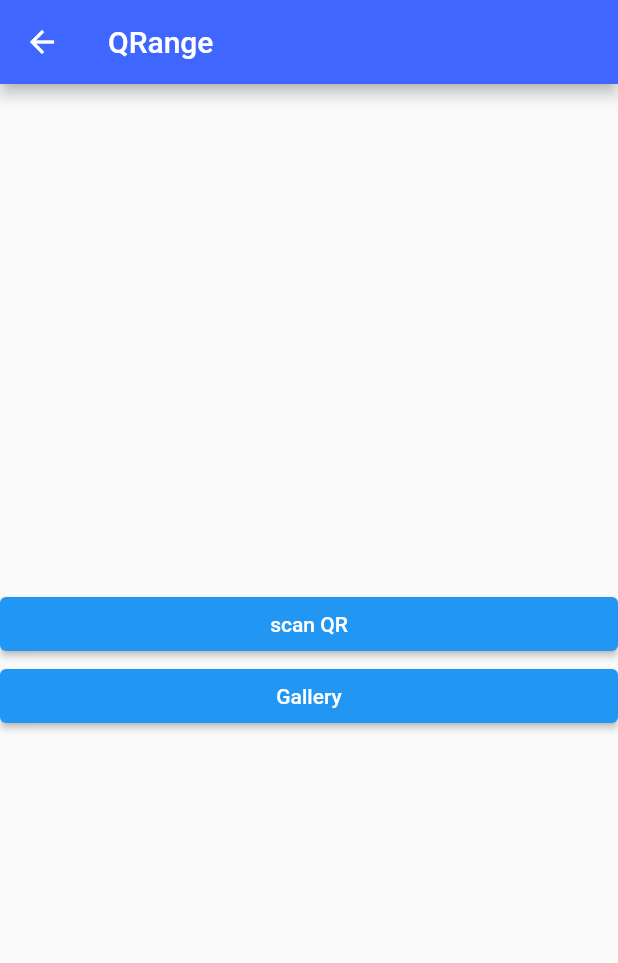
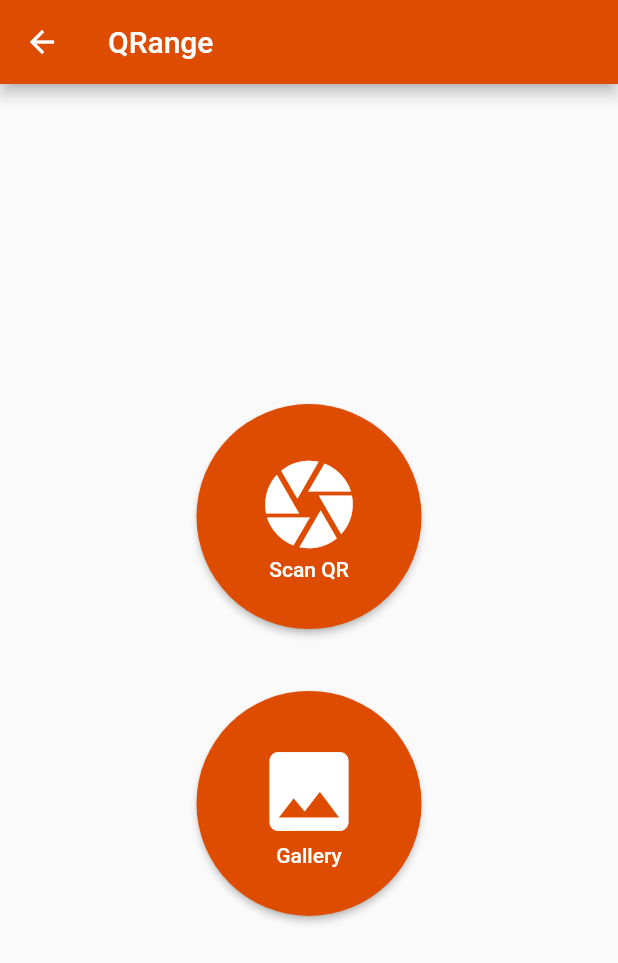
Before and after one commit to OrangeDigiSolutions-ODS/QRCode, a Flutter app: the ScanPage screen opened by its route, after a tap on "Gallery", on a phone screen of 412 x 824 dp. Shown: the top 963 px of the screen. Run offline on Flutter 3.47's test engine with Material 2 defaults, Android fonts, the phone set to English and light mode, and no system bars; our stand-ins replace carousel_slider, cloud_firestore, file_picker, firebase_core, firebase_storage, qr_flutter and 5 more; missing offline and left inert: auto_size_text_pk, barcode_scan2, images_picker, scan, syncfusion_flutter_pdfviewer, universal_html; accounts and stored records are empty; network calls fail; project files that could hold a hidden picture were left out.

Commit message:
add scan button icons

```diff
--- a/lib/colors/colorcode.dart
+++ b/lib/colors/colorcode.dart
@@ -3,14 +3,14 @@ import "package:flutter/material.dart";
 
 class ColorCode {
   ColorCode._();
-  // static Color orange = const Color(0xffDD4C00);
-  // static Color grey = const Color(0xff424242);
-  // static Color lightgrey = const Color(0xffd7dbde);
-  // static Color black = Colors.black;
+  static Color orange = const Color(0xffDD4C00);
+  static Color grey = const Color(0xff424242);
+  static Color lightgrey = const Color(0xffd7dbde);
+  static Color black = Colors.black;
+  static Color white = Colors.white;
+  // static Color orange = const Color(0xff3F66FF);
+  // static Color grey = const Color(0xff201568);
+  // static Color lightgrey = const Color(0xffBEE1FF);
+  // static Color black = const Color(0xff201568);
   // static Color white = Colors.white;
-  static Color orange = const Color(0xff3F66FF);
-  static Color grey = const Color(0xff201568);
-  static Color lightgrey = const Color(0xffBEE1FF);
-  static Color black = const Color(0xff201568);
-  static Color white = Colors.white;
 }
--- a/lib/qrviewer/qr.dart
+++ b/lib/qrviewer/qr.dart
@@ -120,14 +120,19 @@ class _QRPageState extends State<QRPage> {
                   children: <Widget>[
                     ElevatedButton(
                       onPressed: () async {
+                        try {
                           final RenderRepaintBoundary boundary =
                               _globalKey.currentContext!.findRenderObject()!
                                   as RenderRepaintBoundary;
-                        final ui.Image image1 = await boundary.toImage();
+                          final ui.Image image1 = await boundary.toImage(pixelRatio: ui.window.devicePixelRatio);
                           final ByteData? byteData = await image1.toByteData(
                               format: ui.ImageByteFormat.png);
                           pngBytes = byteData!.buffer.asUint8List();
                           debugPrint(widget.url);
+                        // ignore: avoid_catches_without_on_clauses
+                        } catch (e) {
+                          debugPrint("hello");
+                        }
                         if (kIsWeb) {
                           html.Blob(
                               <dynamic>[base64Encode(pngBytes!)], "image/png");
--- a/lib/qrviewer/qrviewpdf1.dart
+++ b/lib/qrviewer/qrviewpdf1.dart
@@ -37,11 +37,16 @@ class _ViewQRPDFState extends State<ViewQRPDF> {
   }
 
   @override
-  Widget build(BuildContext context) => Builder(builder: (_) {
-        if (ssc != null) {
-          return SfPdfViewer.file(ssc!);
-        }
-        return const Center(child: CircularProgressIndicator());
-      });
+  Widget build(BuildContext context) => Scaffold(
+        appBar: AppBar(
+          title: const Text("PDF Viewer"),
+        ),
+        body: Builder(builder: (_) {
+          if (ssc != null) {
+            return SfPdfViewer.file(ssc!);
+          }
+          return const Center(child: CircularProgressIndicator());
+        }),
+      );
   // Container(child: SfPdfViewer.file(ssc!));
 }
--- a/lib/screen/scanpage.dart
+++ b/lib/screen/scanpage.dart
@@ -5,6 +5,7 @@ import "package:flutter/material.dart";
 import "package:images_picker/images_picker.dart";
 import "package:scan/scan.dart";
 import "package:url_launcher/url_launcher.dart";
+import "/colors/colorcode.dart";
 import "/qrviewer/qrviewimage.dart";
 import "/qrviewer/qrviewpdf1.dart";
 
@@ -53,20 +54,58 @@ class _ScanPageState extends State<ScanPage> {
         child: ListView(
           shrinkWrap: true,
           children: <Widget>[
-            ElevatedButton(onPressed: _scan, child: const Text("scan QR")),
+            // ClipRRect(
+            //   borderRadius: BorderRadius.circular(120),
+            //   child: SizedBox(
+            //     width: 10,
+            //     height: 150,
+            //     child: ElevatedButton.icon(
+            //       icon: const Icon(
+            //         Icons.camera,
+            //         size: 40,
+            //       ),
+            //       label: const Text(
+            //         'Scan QR',
+            //         style: TextStyle(fontSize: 25),
+            //       ),
+            //       onPressed: _scan,
+            //     ),
+            //   ),
+            // ),
             ElevatedButton(
-                onPressed: () async {
-                  final List<Media>? res = await ImagesPicker.pick();
-                  if (res != null) {
-                    final String? str = await Scan.parse(res[0].path);
-                    if (str != null) {
-                      setState(() {
-                        scanr = str;
-                      });
-                    }
-                  }
-                },
-                child: const Text("Gallery")),
+                onPressed: _scan,
+                style: ElevatedButton.styleFrom(
+                    shape: const CircleBorder(), primary: ColorCode.orange),
+                child: Container(
+                  width: 150,
+                  height: 150,
+                  alignment: Alignment.center,
+                  decoration: const BoxDecoration(shape: BoxShape.circle),
+                  child: Column(
+                    mainAxisAlignment: MainAxisAlignment.center,
+                    children: const <Widget>[
+                      Icon(
+                        Icons.camera,
+                        size: 70,
+                      ),
+                      Text("Scan QR"),
+                    ],
+                  ),
+                )),
+
+            // ElevatedButton(
+            //     onPressed: () async {
+            //       final List<Media>? res = await ImagesPicker.pick();
+            //       if (res != null) {
+            //         final String? str = await Scan.parse(res[0].path);
+            //         if (str != null) {
+            //           setState(() {
+            //             scanr = str;
+            //           });
+            //         }
+            //       }
+            //     },
+            //     child: const Text("Gallery")),
             if (scanResult != null)
               Card(
                 child: Column(
@@ -160,6 +199,37 @@ class _ScanPageState extends State<ScanPage> {
                   ],
                 ),
               ),
+            SizedBox(height: MediaQuery.of(context).size.height * 0.05),
+            ElevatedButton(
+                onPressed: () async {
+                  final List<Media>? res = await ImagesPicker.pick();
+                  if (res != null) {
+                    final String? str = await Scan.parse(res[0].path);
+                    if (str != null) {
+                      setState(() {
+                        scanr = str;
+                      });
+                    }
+                  }
+                },
+                style: ElevatedButton.styleFrom(
+                    shape: const CircleBorder(), primary: ColorCode.orange),
+                child: Container(
+                  width: 150,
+                  height: 150,
+                  alignment: Alignment.center,
+                  decoration: const BoxDecoration(shape: BoxShape.circle),
+                  child: Column(
+                    mainAxisAlignment: MainAxisAlignment.center,
+                    children: const <Widget>[
+                      Icon(
+                        Icons.image,
+                        size: 70,
+                      ),
+                      Text("Gallery"),
+                    ],
+                  ),
+                )),
           ],
         ),
       ),
```
Also changed, not shown: 2 other files. Lines whose indentation alone changed are shown as unchanged.
